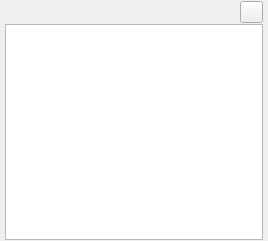
First picture: the form in app/ui/colorpalette.ui, repository pencil2d/pencil, before the edit.
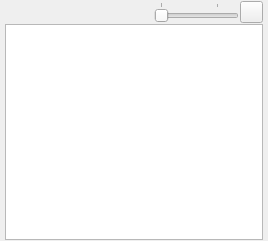
Second picture: the form after the edit. Icons and pictures are not drawn.

Commit message: Swatches change size via slider

Diff of the .ui file:
```diff
--- a/app/ui/colorpalette.ui
+++ b/app/ui/colorpalette.ui
@@ -87,22 +87,6 @@
         </property>
        </widget>
       </item>
-      <item>
-       <spacer name="horizontalSpacer_2">
-        <property name="orientation">
-         <enum>Qt::Horizontal</enum>
-        </property>
-        <property name="sizeType">
-         <enum>QSizePolicy::Fixed</enum>
-        </property>
-        <property name="sizeHint" stdset="0">
-         <size>
-          <width>10</width>
-          <height>20</height>
-         </size>
-        </property>
-       </spacer>
-      </item>
       <item>
        <widget class="QPushButton" name="colorDialogButton">
         <property name="sizePolicy">
@@ -163,6 +147,28 @@
         </property>
        </spacer>
       </item>
+      <item>
+       <widget class="QSlider" name="swatchSlider">
+        <property name="minimum">
+         <number>3</number>
+        </property>
+        <property name="maximum">
+         <number>8</number>
+        </property>
+        <property name="singleStep">
+         <number>4</number>
+        </property>
+        <property name="pageStep">
+         <number>4</number>
+        </property>
+        <property name="orientation">
+         <enum>Qt::Horizontal</enum>
+        </property>
+        <property name="tickPosition">
+         <enum>QSlider::TicksAbove</enum>
+        </property>
+       </widget>
+      </item>
       <item>
        <widget class="QToolButton" name="palettePref">
         <property name="minimumSize">
```
The commit also changes 2 other files.
